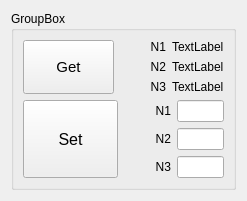
Qt form src/biomech_gui/resource/smoothing_gui.ui (naubiomech/ExoGui) before a commit.
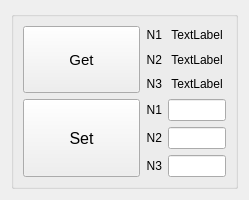
The same form after that commit.

```diff
--- a/src/biomech_gui/resource/smoothing_gui.ui
+++ b/src/biomech_gui/resource/smoothing_gui.ui
@@ -6,8 +6,8 @@
    <rect>
     <x>0</x>
     <y>0</y>
-    <width>247</width>
-    <height>201</height>
+    <width>249</width>
+    <height>200</height>
    </rect>
   </property>
   <property name="windowTitle">
@@ -17,13 +17,11 @@
    <item row="0" column="0">
     <widget class="QGroupBox" name="groupBox">
      <property name="title">
-      <string>GroupBox</string>
+      <string/>
      </property>
-     <layout class="QVBoxLayout" name="verticalLayout">
-      <item>
-       <layout class="QHBoxLayout" name="horizontalLayout" stretch="2,1,1">
-        <item>
-         <widget class="QPushButton" name="pushButton">
+     <layout class="QGridLayout" name="gridLayout_2" columnstretch="4,0,2">
+      <item row="0" column="0">
+       <widget class="QPushButton" name="getSmoothing">
           <property name="sizePolicy">
            <sizepolicy hsizetype="Minimum" vsizetype="Expanding">
             <horstretch>0</horstretch>
@@ -40,10 +38,10 @@
           </property>
          </widget>
         </item>
+      <item row="0" column="1">
+       <layout class="QVBoxLayout" name="ngetText">
         <item>
-         <layout class="QVBoxLayout" name="verticalLayout_2">
-          <item>
-           <widget class="QLabel" name="label">
+         <widget class="QLabel" name="n1getText">
             <property name="text">
              <string>N1</string>
             </property>
@@ -53,7 +51,7 @@
            </widget>
           </item>
           <item>
-           <widget class="QLabel" name="label_2">
+         <widget class="QLabel" name="n2getText">
             <property name="text">
              <string>N2</string>
             </property>
@@ -63,7 +61,7 @@
            </widget>
           </item>
           <item>
-           <widget class="QLabel" name="label_3">
+         <widget class="QLabel" name="n3getText">
             <property name="text">
              <string>N3</string>
             </property>
@@ -74,37 +72,42 @@
           </item>
          </layout>
         </item>
+      <item row="0" column="2">
+       <layout class="QVBoxLayout" name="ngetLabels">
         <item>
-         <layout class="QVBoxLayout" name="verticalLayout_3">
-          <item>
-           <widget class="QLabel" name="label_4">
+         <widget class="QLabel" name="n1Label">
             <property name="text">
              <string>TextLabel</string>
             </property>
+          <property name="alignment">
+           <set>Qt::AlignCenter</set>
+          </property>
            </widget>
           </item>
           <item>
-           <widget class="QLabel" name="label_5">
+         <widget class="QLabel" name="n2Label">
             <property name="text">
              <string>TextLabel</string>
             </property>
+          <property name="alignment">
+           <set>Qt::AlignCenter</set>
+          </property>
            </widget>
           </item>
           <item>
-           <widget class="QLabel" name="label_6">
+         <widget class="QLabel" name="n3Label">
             <property name="text">
              <string>TextLabel</string>
             </property>
+          <property name="alignment">
+           <set>Qt::AlignCenter</set>
+          </property>
            </widget>
           </item>
          </layout>
         </item>
-       </layout>
-      </item>
-      <item>
-       <layout class="QHBoxLayout" name="horizontalLayout_2" stretch="2,1,1">
-        <item>
-         <widget class="QPushButton" name="pushButton_2">
+      <item row="1" column="0">
+       <widget class="QPushButton" name="setSmoothing">
           <property name="sizePolicy">
            <sizepolicy hsizetype="Minimum" vsizetype="Expanding">
             <horstretch>0</horstretch>
@@ -121,8 +124,8 @@
           </property>
          </widget>
         </item>
-        <item>
-         <layout class="QVBoxLayout" name="verticalLayout_4">
+      <item row="1" column="1">
+       <layout class="QVBoxLayout" name="nsetText">
           <item>
            <widget class="QLabel" name="label_7">
             <property name="text">
@@ -155,18 +158,16 @@
           </item>
          </layout>
         </item>
+      <item row="1" column="2">
+       <layout class="QVBoxLayout" name="nsetLabels">
         <item>
-         <layout class="QVBoxLayout" name="verticalLayout_5">
-          <item>
-           <widget class="QLineEdit" name="lineEdit"/>
+         <widget class="QLineEdit" name="n1setLine"/>
           </item>
           <item>
-           <widget class="QLineEdit" name="lineEdit_2"/>
+         <widget class="QLineEdit" name="n2setLine"/>
           </item>
           <item>
-           <widget class="QLineEdit" name="lineEdit_3"/>
-          </item>
-         </layout>
+         <widget class="QLineEdit" name="n3setLine"/>
         </item>
        </layout>
       </item>
```
Left out of the diff: 2 changed lines with no effect on the pictures. Lines whose indentation alone changed are shown as unchanged.
